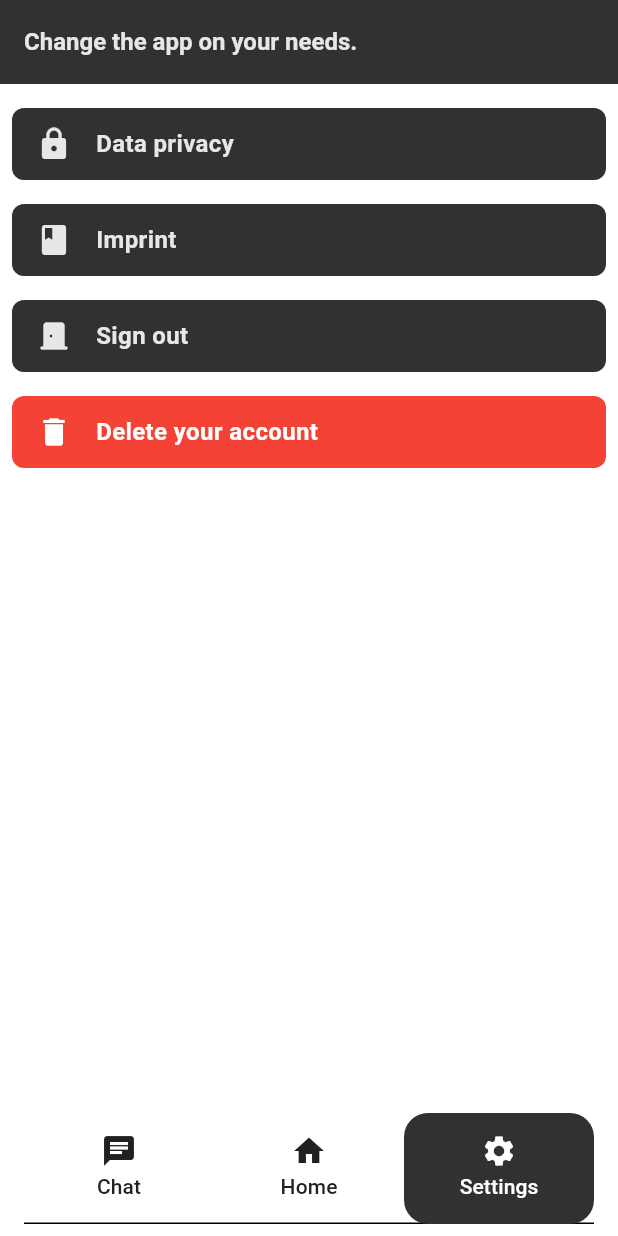
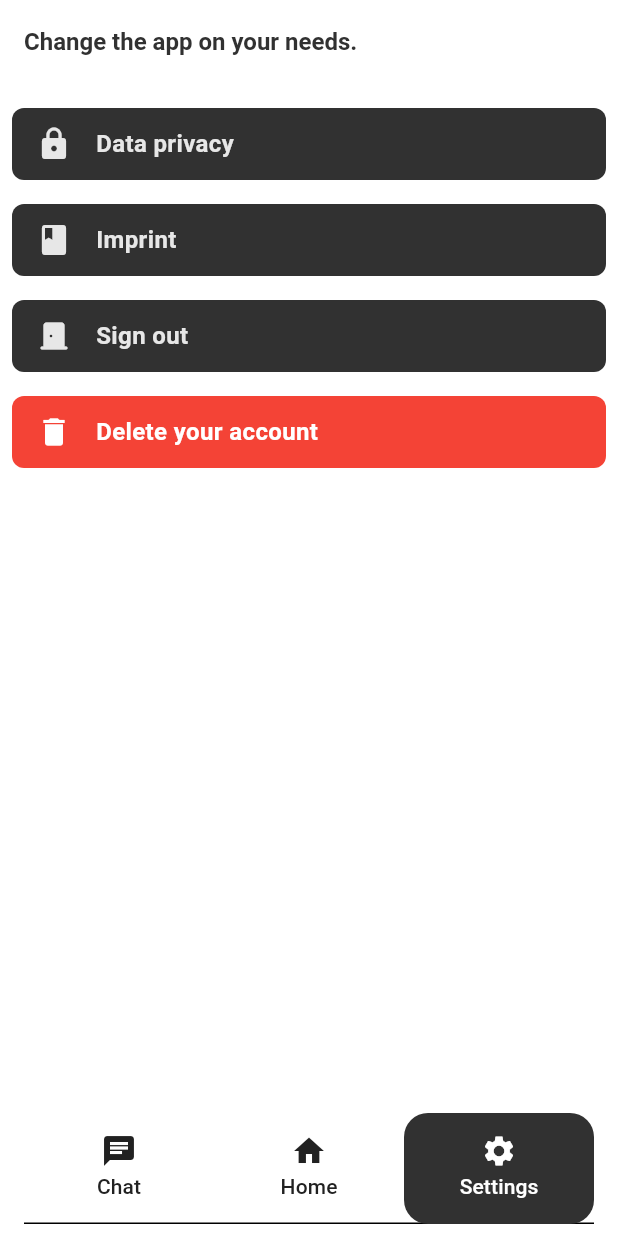
Before and after one commit to daFinndus/aetheric, a Flutter app: the screen it shows once a user with an empty profile is signed in, item 3 of the bottom bar chosen, on a phone screen of 412 x 824 dp. Run offline on Flutter 3.47's test engine with Material 3 defaults, Android fonts, the phone set to English and light mode, and no system bars; our stand-ins replace another_flushbar, cloud_firestore, firebase_auth, firebase_core, shared_preferences, slide_to_act; accounts and stored records are empty.

Commit message:
Changed appbar background color

```diff
--- a/lib/colors/theme_data.dart
+++ b/lib/colors/theme_data.dart
@@ -3,6 +3,9 @@ import 'package:flutter/material.dart';
 class ThemeColors {
   final Color lightPrimaryColor = const Color.fromARGB(255, 49, 49, 49);
   final Color darkPrimaryColor = const Color.fromARGB(255, 231, 231, 231);
+
+  final Color brightGrayColor = const Color.fromARGB(255, 242, 242, 242);
+  final Color darkGrayColor = const Color.fromARGB(255, 33, 33, 33);
 
   final Color? brightColor = Colors.white;
   final Color? darkColor = Colors.grey[900];
@@ -21,9 +24,8 @@ class ThemeColors {
       color: _themeColors.lightPrimaryColor,
     ),
     appBarTheme: AppBarTheme(
-      backgroundColor: _themeColors.lightPrimaryColor,
-      titleTextStyle: TextStyle(color: _themeColors.darkPrimaryColor),
-      iconTheme: IconThemeData(color: _themeColors.darkPrimaryColor),
+      titleTextStyle: TextStyle(color: _themeColors.lightPrimaryColor),
+      iconTheme: IconThemeData(color: _themeColors.lightPrimaryColor),
     ),
     tabBarTheme: TabBarTheme(
       labelColor: _themeColors.brightColor,
@@ -51,9 +53,8 @@ class ThemeColors {
       color: _themeColors.darkPrimaryColor,
     ),
     appBarTheme: AppBarTheme(
-      backgroundColor: _themeColors.darkPrimaryColor,
-      titleTextStyle: TextStyle(color: _themeColors.lightPrimaryColor),
-      iconTheme: IconThemeData(color: _themeColors.lightPrimaryColor),
+      titleTextStyle: TextStyle(color: _themeColors.darkPrimaryColor),
+      iconTheme: IconThemeData(color: _themeColors.darkPrimaryColor),
     ),
     tabBarTheme: TabBarTheme(
       labelColor: _themeColors.darkColor,
--- a/lib/popups/confirm_deletion_page.dart
+++ b/lib/popups/confirm_deletion_page.dart
@@ -56,7 +56,7 @@ class _ConfirmDeletionPageState extends State<ConfirmDeletionPage> {
     );
   }
 
-  // FIXME: Error doesnt get rethrown in auth.dart, how can I fix that?
+  // Function for deleting the account
   _deleteAccount(BuildContext context) {
     try {
       _auth.deleteAccount();
```
Also changed, not shown: lib/services/chat/elements/contact_page.dart (+38 -21 lines), pubspec.lock.
